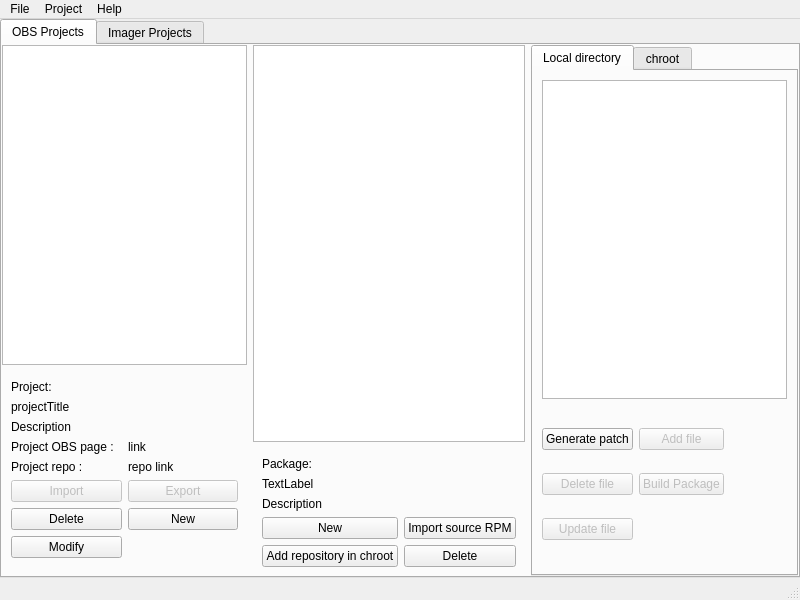
This is src/ObsLightGui/ui/obsLightMain.ui in ronan22/obs-light as Qt 5 draws it before an edit. The edited form follows.
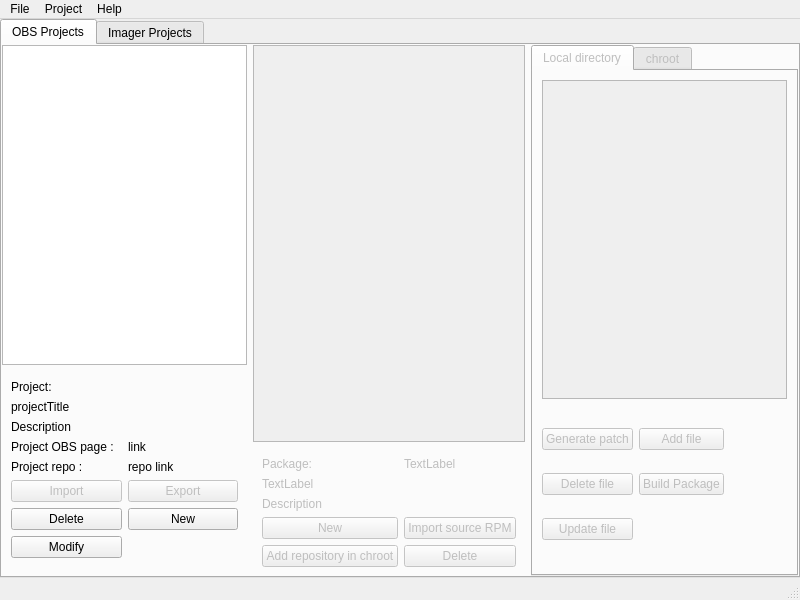
This is the edited form. The open tabs and pages were chosen to show the change.

Commit message: - disable, package, and directory in UI at start up

```diff
--- a/src/ObsLightGui/ui/obsLightMain.ui
+++ b/src/ObsLightGui/ui/obsLightMain.ui
@@ -67,7 +67,7 @@
            <item row="0" column="2">
             <widget class="QTabWidget" name="tabWidget">
              <property name="enabled">
-              <bool>true</bool>
+              <bool>false</bool>
              </property>
              <property name="currentIndex">
               <number>1</number>
@@ -189,7 +189,7 @@
            <item row="0" column="1">
             <widget class="QWidget" name="packageWidget" native="true">
              <property name="enabled">
-              <bool>true</bool>
+              <bool>false</bool>
              </property>
              <layout class="QVBoxLayout" name="verticalLayout_2">
               <property name="margin">
@@ -205,38 +205,38 @@
               <item>
                <widget class="QWidget" name="packageWidget" native="true">
                 <layout class="QGridLayout" name="gridLayout_10">
-                 <item row="3" column="0">
+                 <item row="4" column="0">
                   <widget class="QLabel" name="ProjectDescriptionlabel">
                    <property name="text">
                     <string>Description</string>
                    </property>
                   </widget>
                  </item>
-                 <item row="4" column="0">
+                 <item row="5" column="0">
                   <widget class="QPushButton" name="newPackageButton">
                    <property name="text">
                     <string>New</string>
                    </property>
                   </widget>
                  </item>
-                 <item row="6" column="0">
+                 <item row="7" column="0">
                   <widget class="QPushButton" name="addRepoInChrootButton">
                    <property name="text">
                     <string>Add repository in chroot</string>
                    </property>
                   </widget>
                  </item>
-                 <item row="4" column="1">
+                 <item row="5" column="1">
                   <widget class="QPushButton" name="importRpmButton">
                    <property name="enabled">
-                    <bool>true</bool>
+                    <bool>false</bool>
                    </property>
                    <property name="text">
                     <string>Import source RPM</string>
                    </property>
                   </widget>
                  </item>
-                 <item row="6" column="1">
+                 <item row="7" column="1">
                   <widget class="QPushButton" name="deletePackageButton">
                    <property name="text">
                     <string>Delete</string>
@@ -250,13 +250,20 @@
                    </property>
                   </widget>
                  </item>
-                 <item row="2" column="0">
+                 <item row="3" column="0">
                   <widget class="QLabel" name="label_4">
                    <property name="text">
                     <string>TextLabel</string>
                    </property>
                   </widget>
                  </item>
+                 <item row="1" column="1">
+                  <widget class="QLabel" name="label">
+                   <property name="text">
+                    <string>TextLabel</string>
+                   </property>
+                  </widget>
+                 </item>
                 </layout>
                </widget>
               </item>
```
Left out of the diff: 25 changed lines with no effect on the pictures.
